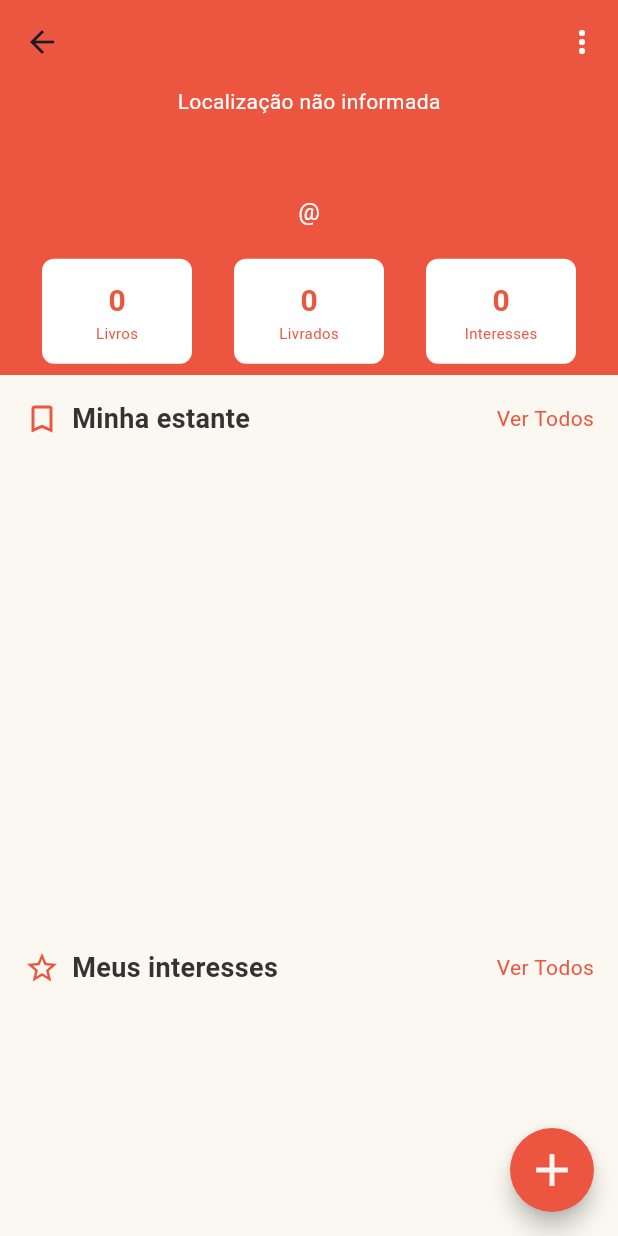
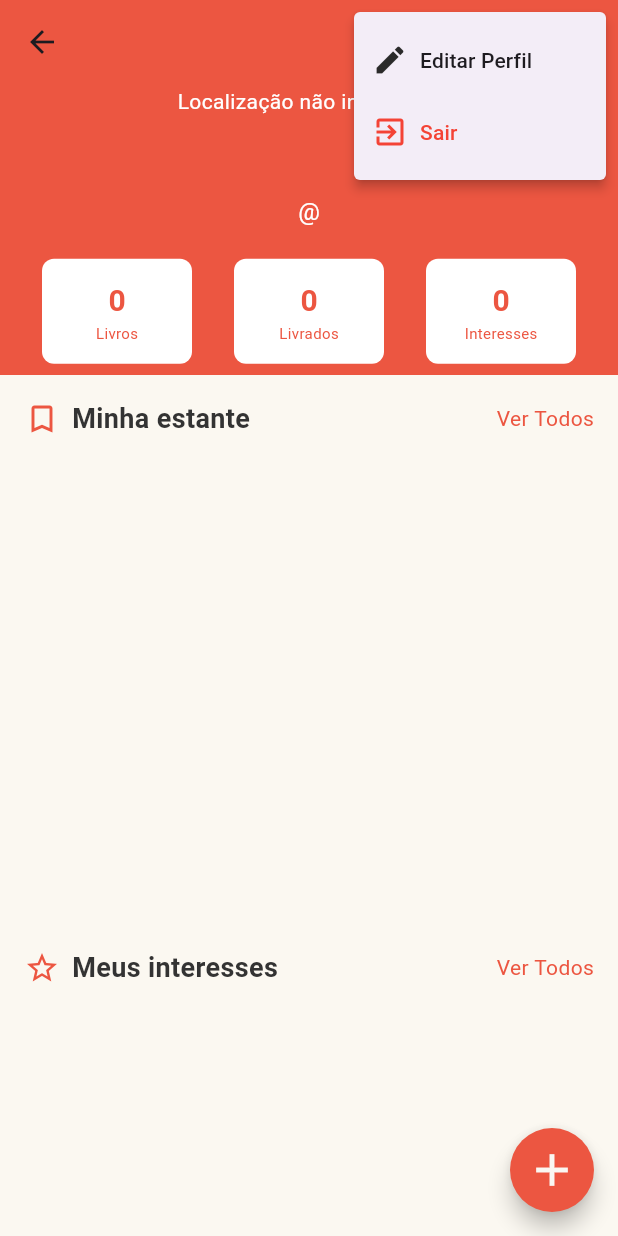
Before and after one commit to andrey-cruz/me_livrei, a Flutter app: the ProfileScreen screen opened directly, after a tap on the "more vert" icon, on a phone screen of 412 x 824 dp. Run offline on Flutter 3.47's test engine with Material 3 defaults, Android fonts, the phone set to English and light mode, and no system bars; our stand-ins replace cloud_firestore, firebase_auth, firebase_core, firebase_storage, flutter_svg, mask_text_input_formatter; accounts and stored records are empty; generated files the repository leaves out were written again; network calls fail.

Commit message:
feat: implement profile menu actions and fix edit navigation

```diff
--- a/lib/screens/profile_screen.dart
+++ b/lib/screens/profile_screen.dart
@@ -1,14 +1,17 @@
 import 'package:flutter/material.dart';
-import '../Constants/app_colors.dart';
+import 'package:provider/provider.dart';
+import '../constants/app_colors.dart';
 import '../models/book.dart';
 import '../models/user.dart';
 import '../widgets/book_card.dart';
-import 'package:provider/provider.dart';
 import '../services/auth_service.dart';
 import '../services/user_service.dart';
 import '../services/book_service.dart';
 import '../constants/location_helper.dart';
 import 'add_book_screen.dart';
+import 'login_screen.dart';
+import 'perfil_edit_screen.dart';
+import 'books_list_screen.dart';
 
 class ProfileScreen extends StatefulWidget {
   const ProfileScreen({super.key});
@@ -18,7 +21,6 @@ class ProfileScreen extends StatefulWidget {
 }
 
 class _ProfileScreenState extends State<ProfileScreen> {
-
   final UserService _userService = UserService();
   final BookService _bookService = BookService();
 
@@ -40,7 +42,10 @@ class _ProfileScreenState extends State<ProfileScreen> {
       final uid = authService.currentUserId;
 
       if (uid == null) {
-        Navigator.pushReplacementNamed(context, '/login');
+        Navigator.of(context).pushAndRemoveUntil(
+          MaterialPageRoute(builder: (context) => const LoginScreen()),
+              (route) => false,
+        );
         return;
       }
 
@@ -73,12 +78,55 @@ class _ProfileScreenState extends State<ProfileScreen> {
     }
   }
 
+  void _handleLogout() async {
+    try {
+      await Provider.of<AuthService>(context, listen: false).signOut();
+      if (!mounted) return;
+      Navigator.of(context).pushAndRemoveUntil(
+        MaterialPageRoute(builder: (context) => const LoginScreen()),
+            (route) => false,
+      );
+    } catch (e) {
+      ScaffoldMessenger.of(context).showSnackBar(
+        SnackBar(content: Text('Erro ao sair: $e')),
+      );
+    }
+  }
+
+  // --- FUNÇÃO DE NAVEGAÇÃO PARA EDITAR ---
+  void _navigateToEditProfile() async {
+    // Segurança: Só navega se o usuário estiver carregado
+    if (_currentUser == null) return;
+
+    // Aguarda o retorno da tela de edição
+    final updatedUser = await Navigator.push(
+      context,
+      MaterialPageRoute(
+        builder: (context) => PerfilEditScreen(user: _currentUser!), // <--- CORREÇÃO AQUI
+      ),
+    );
+
+    // Se voltou com um usuário atualizado, atualiza a tela
+    if (updatedUser != null && updatedUser is UserModel) {
+      setState(() {
+        _currentUser = updatedUser;
+        // Atualiza localização também se necessário
+        _updateLocationText(updatedUser);
+      });
+    }
+  }
+
+  Future<void> _updateLocationText(UserModel user) async {
+    final loc = await LocationHelper.formatarLocalizacao(user.city, user.state);
+    if (mounted) setState(() => _locationText = loc);
+  }
+
   @override
   Widget build(BuildContext context) {
-
     if (_isLoading) {
       return const Scaffold(
-        body: Center(child: CircularProgressIndicator( color: AppColors.terracotaQueimado,)),
+        body: Center(
+            child: CircularProgressIndicator(color: AppColors.terracotaQueimado)),
       );
     }
 
@@ -89,24 +137,9 @@ class _ProfileScreenState extends State<ProfileScreen> {
           child: Column(
             mainAxisAlignment: MainAxisAlignment.center,
             children: [
-              const Icon(
-                Icons.error_outline,
-                size: 60,
-                color: Colors.red,
-              ),
+              const Icon(Icons.error_outline, size: 60, color: Colors.red),
               const SizedBox(height: 16),
-              const Text(
-                'Erro ao carregar perfil',
-                style: TextStyle(
-                  fontSize: 18,
-                  fontWeight: FontWeight.bold,
-                ),
-              ),
-              const SizedBox(height: 8),
-              Text(
-                _error!,
-                textAlign: TextAlign.center,
-              ),
+              Text('Erro: $_error'),
               const SizedBox(height: 16),
               ElevatedButton(
                 onPressed: () {
@@ -131,9 +164,7 @@ class _ProfileScreenState extends State<ProfileScreen> {
         onPressed: () async {
           final result = await Navigator.push(
             context,
-            MaterialPageRoute(
-              builder: (context) => const AddBookScreen(),
-            ),
+            MaterialPageRoute(builder: (context) => const AddBookScreen()),
           );
           if (result == true && mounted) {
             _loadUserData();
@@ -141,7 +172,7 @@ class _ProfileScreenState extends State<ProfileScreen> {
         },
         backgroundColor: const Color(0xFFEC5641),
         shape: const CircleBorder(),
-        child: const Icon(Icons.add, size: 36, color: AppColors.begePapel,),
+        child: const Icon(Icons.add, size: 36, color: AppColors.begePapel),
       ),
       body: CustomScrollView(
         slivers: [
@@ -180,7 +211,12 @@ class _ProfileScreenState extends State<ProfileScreen> {
                       mainAxisAlignment: MainAxisAlignment.spaceEvenly,
                       children: [
                         _buildStatColumn(_myBooks.length.toString(), 'Livros'),
-                        _buildStatColumn(_myBooks.where((b) => b.coverUrl.contains('livrado')).length.toString(), 'Livrados'),
+                        _buildStatColumn(
+                            _myBooks
+                                .where((b) => b.coverUrl.contains('livrado'))
+                                .length
+                                .toString(),
+                            'Livrados'),
                         _buildStatColumn('0', 'Interesses'),
                       ],
                     ),
@@ -189,9 +225,39 @@ class _ProfileScreenState extends State<ProfileScreen> {
               ),
             ),
             actions: [
-              IconButton(
+              PopupMenuButton<String>(
                 icon: const Icon(Icons.more_vert, color: Colors.white),
-                onPressed: () {},
+                onSelected: (value) {
+                  if (value == 'edit') {
+                    _navigateToEditProfile(); // <--- CHAMA A FUNÇÃO CORRIGIDA
+                  } else if (value == 'logout') {
+                    _handleLogout();
+                  }
+                },
+                itemBuilder: (BuildContext context) {
+                  return [
+                    const PopupMenuItem(
+                      value: 'edit',
+                      child: Row(
+                        children: [
+                          Icon(Icons.edit, color: AppColors.carvaoSuave),
+                          SizedBox(width: 8),
+                          Text('Editar Perfil'),
+                        ],
+                      ),
+                    ),
+                    const PopupMenuItem(
+                      value: 'logout',
+                      child: Row(
+                        children: [
+                          Icon(Icons.exit_to_app, color: Colors.red),
+                          SizedBox(width: 8),
+                          Text('Sair', style: TextStyle(color: Colors.red)),
+                        ],
+                      ),
+                    ),
+                  ];
+                },
               ),
             ],
           ),
@@ -200,10 +266,30 @@ class _ProfileScreenState extends State<ProfileScreen> {
               _buildSectionHeader(
                 'Minha estante',
                 Icons.bookmark_border,
-                () {},
+                    () {
+                  Navigator.push(
+                    context,
+                    MaterialPageRoute(
+                      builder: (context) => BooksListScreen(
+                        title: 'Minha Estante',
+                        books: _myBooks,
+                      ),
+                    ),
+                  );
+                },
               ),
               _buildBookList(_myBooks),
-              _buildSectionHeader('Meus interesses', Icons.star_border, () {}),
+              _buildSectionHeader('Meus interesses', Icons.star_border, () {
+                Navigator.push(
+                  context,
+                  MaterialPageRoute(
+                    builder: (context) => const BooksListScreen(
+                      title: 'Meus Interesses',
+                      books: [],
+                    ),
+                  ),
+                );
+              }),
               _buildBookList(_myBooks),
               const SizedBox(height: 80),
             ]),
```
Also changed, not shown: lib/screens/perfil_edit_screen.dart (+4 -4 lines).
